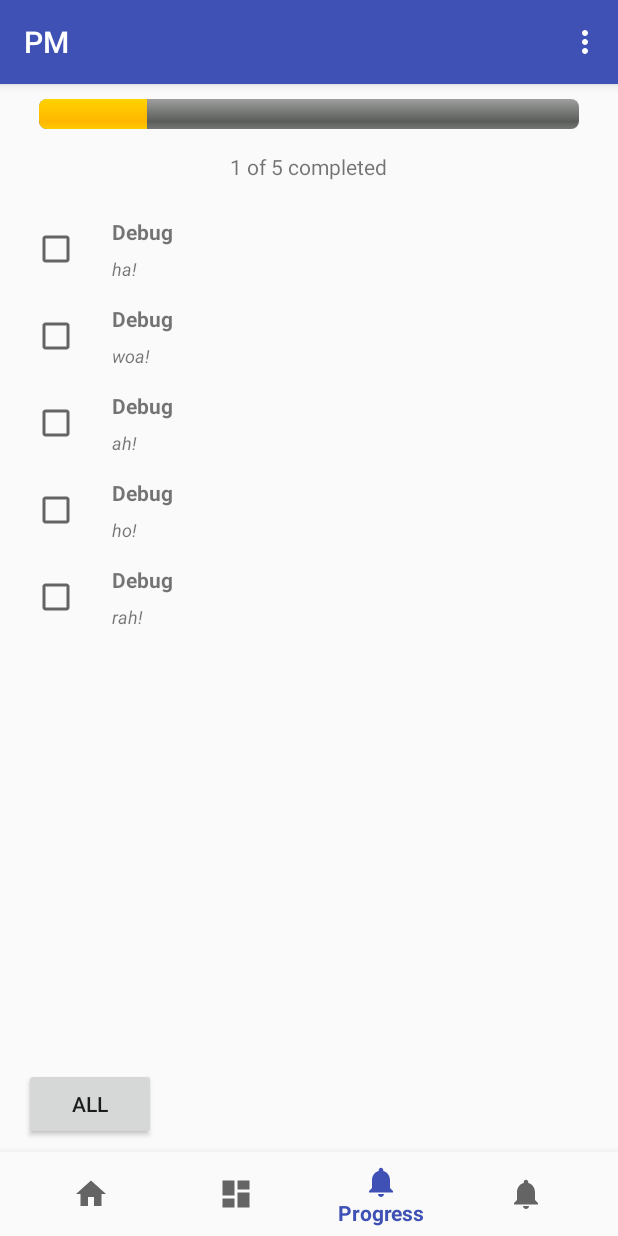
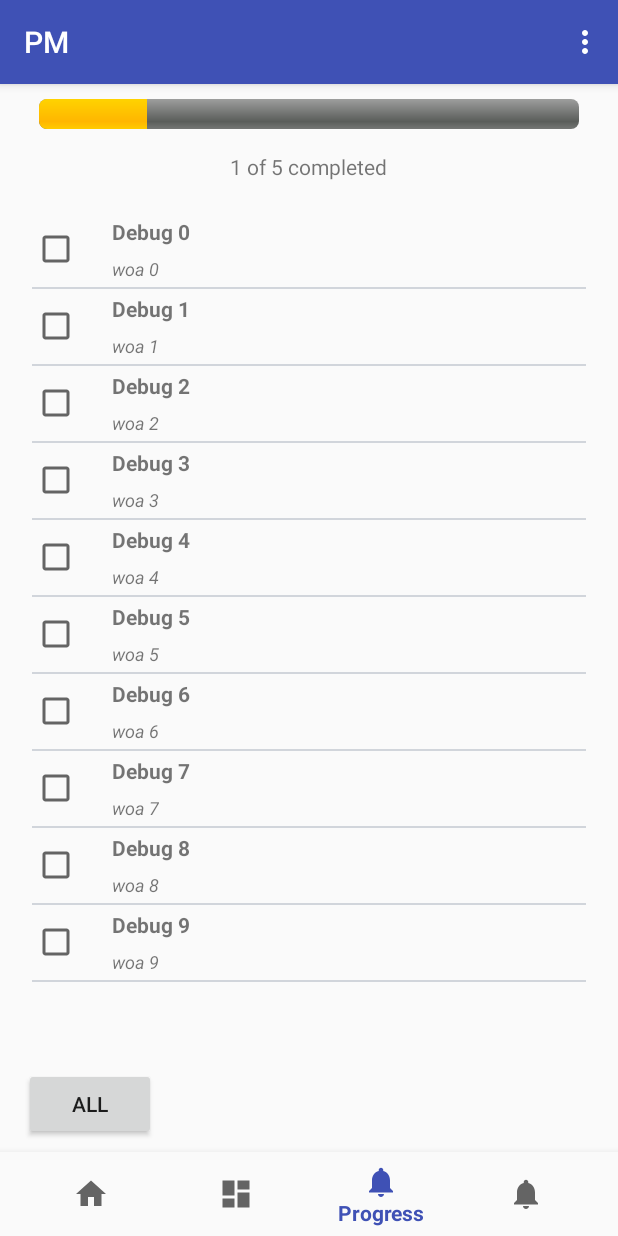
Before and after one commit to Huqicheng/ProjectManagerAPP, an Android app: the screen it shows after launch (MainActivity), item 3 of the bottom bar chosen, on a phone screen of 412 x 824 dp. Run offline under Robolectric (Android 15) with nearby library versions, the phone set to English and light mode, and no system bars; our stand-ins replace androidx.preference.

Commit message:
progress UI fix

```diff
--- a/app/src/main/java/com/example/huqicheng/adapter/EventListAdapter.java
+++ b/app/src/main/java/com/example/huqicheng/adapter/EventListAdapter.java
@@ -30,6 +30,7 @@ public class EventListAdapter extends BaseAdapter {
             this.eventList = eventList;
         else
             this.eventList = new ArrayList<>();
+        this.inflater = LayoutInflater.from(context);
 
     }
 
@@ -65,6 +66,7 @@ public class EventListAdapter extends BaseAdapter {
 
         Event event = getItem(i);
         holder.title.setText(event.getEventTitle());
+        holder.description.setText(event.geteventDescription());
 
 
         return convertView;
--- a/app/src/main/java/com/example/huqicheng/entity/Event.java
+++ b/app/src/main/java/com/example/huqicheng/entity/Event.java
@@ -4,7 +4,7 @@ package com.example.huqicheng.entity;
  * Created by jiaxinf on 2017-10-17.
  */
 
-public class Event {
+public class Event implements java.io.Serializable{
     long eventID;
     String title;
     String description;
--- a/app/src/main/java/com/example/huqicheng/pm/ProgressFragment.java
+++ b/app/src/main/java/com/example/huqicheng/pm/ProgressFragment.java
@@ -1,6 +1,7 @@
 package com.example.huqicheng.pm;
 
 import android.content.Context;
+import android.content.Intent;
 import android.database.Cursor;
 import android.net.Uri;
 import android.os.Bundle;
@@ -10,6 +11,7 @@ import android.util.Log;
 import android.view.LayoutInflater;
 import android.view.View;
 import android.view.ViewGroup;
+import android.widget.AdapterView;
 import android.widget.ArrayAdapter;
 import android.widget.CalendarView;
 import android.widget.ListView;
@@ -18,6 +20,7 @@ import com.example.huqicheng.adapter.EventListAdapter;
 import com.example.huqicheng.dao.dbHandler;
 import com.example.huqicheng.dao.dbHandler2;
 import com.example.huqicheng.entity.Event;
+import com.example.huqicheng.entity.Group;
 
 import java.util.ArrayList;
 import java.util.List;
@@ -34,6 +37,8 @@ import java.util.List;
 public class ProgressFragment extends Fragment {
 
     dbHandler myDb;
+    private ListView events;
+    private EventListAdapter adapter;
     dbHandler2 myDb2;
     int Date;
 
@@ -99,27 +104,40 @@ public class ProgressFragment extends Fragment {
 
 //        }
        View view = inflater.inflate(R.layout.fragment_progress, container, false);
-//        ArrayList<Event> eventList = new ArrayList<>();
-//        for(int i = 0;i<3;i++){
-//            Event e = new Event();
-//            e.setEventID(i);
-//            e.setEventTitle("Debug " + i);
-//            e.setEventDescription("woa " + i);
-//            eventList.add(e);
-//        }
-//        ListView listView = (ListView) view.findViewById(R.id.eventlist);
-//        EventListAdapter ela = new EventListAdapter(getActivity(),null);
-//        listView.setAdapter(ela);
-//        ela.add(eventList);
+        ArrayList<Event> eventList = new ArrayList<>();
+        for(int i = 0;i<10;i++){
+            Event e = new Event();
+            e.setEventID(i);
+            e.setEventTitle("Debug " + i);
+            e.setEventDescription("woa " + i);
+            eventList.add(e);
+        }
+        ListView listView = (ListView) view.findViewById(R.id.eventlist);
+        EventListAdapter ela = new EventListAdapter(getActivity(),null);
+        listView.setAdapter(ela);
+        ela.add(eventList);
 
-        String [] event_title = {"Debug1", "Debug1", "Debug3","Debug4","Debug5"};
-        String [] event_description = {"ha!", "woa!", "ah!","ho!","rah!"};
-        ListView listView = (ListView) view.findViewById(R.id.eventlist);
-        ArrayAdapter<String> listViewAdapter1 = new ArrayAdapter<String>(getActivity(),R.layout.event_list_row,R.id.title,event_title);
-        listView.setAdapter(listViewAdapter1);
-        ArrayAdapter<String> listViewAdapter2 = new ArrayAdapter<String>(getActivity(),R.layout.event_list_row,R.id.description,event_description);
-        listView.setAdapter(listViewAdapter2);
+//        this.events = view.findViewById(R.id.eventlist);
+//
+//        this.events.setOnItemClickListener(new AdapterView.OnItemClickListener() {
+//            @Override
+//            public void onItemClick(AdapterView<?> adapterView, View view, int i, long l) {
+//                toEditActivity(adapter.getItem(i));
+//            }
+//        });
+
+
         return view;
+
+    }
+
+    private void toEditActivity(Event e){
+        Intent intent = new Intent();
+        Bundle bundle = new Bundle();
+        bundle.putSerializable("event",e);
+        intent.putExtras(bundle);
+        intent.setClass(getActivity(),editClicked.class);
+        startActivityForResult(intent,1);
 
     }
 
--- a/app/src/main/res/layout/fragment_progress.xml
+++ b/app/src/main/res/layout/fragment_progress.xml
@@ -61,8 +61,9 @@
         android:layout_width="fill_parent"
         android:layout_height="fill_parent"
         android:cacheColorHint="@android:color/transparent"
-        android:divider="@android:color/transparent"
-        android:dividerHeight="8dp"
+        android:divider="#D1D5DB"
+        android:dividerHeight="1dp"
+
         android:scrollbarStyle="outsideOverlay"
         android:paddingBottom="8dp"
         android:paddingLeft="5dp"
```
